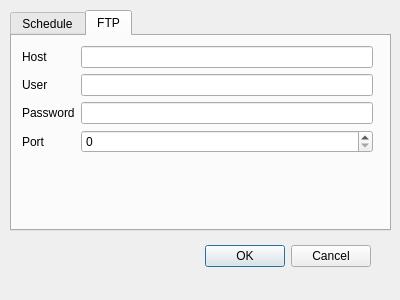
johnneed/kwiz-kreator, file kwiz_kreator/src/ui/prefs_dialog.ui: the form before one commit.
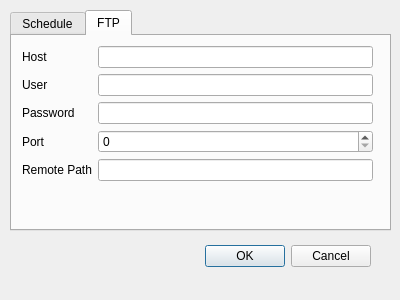
The form after the commit.

```diff
--- a/kwiz_kreator/src/ui/prefs_dialog.ui
+++ b/kwiz_kreator/src/ui/prefs_dialog.ui
@@ -147,7 +147,7 @@
           <x>10</x>
           <y>10</y>
           <width>351</width>
-          <height>141</height>
+          <height>171</height>
          </rect>
         </property>
         <layout class="QFormLayout" name="formLayout">
@@ -212,6 +212,23 @@
            </property>
           </widget>
          </item>
+         <item row="5" column="0">
+          <widget class="QLabel" name="label_8">
+           <property name="text">
+            <string>Remote Path</string>
+           </property>
+          </widget>
+         </item>
+         <item row="5" column="1">
+          <widget class="QLineEdit" name="lineEdit_4">
+           <property name="layoutDirection">
+            <enum>Qt::LeftToRight</enum>
+           </property>
+           <property name="text">
+            <string notr="true"/>
+           </property>
+          </widget>
+         </item>
         </layout>
        </widget>
       </widget>
```
